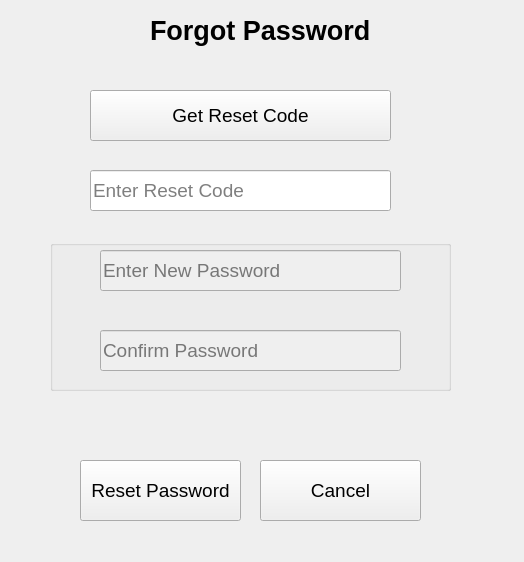
jeanfermaint/LibraryGUI, file forgotpassword.ui: the form before one commit.
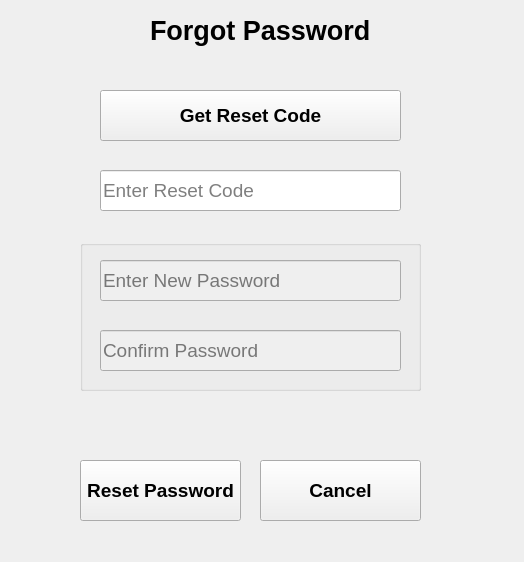
The form after the commit.

What changed in the file:
```diff
--- a/forgotpassword.ui
+++ b/forgotpassword.ui
@@ -28,6 +28,14 @@
      <height>61</height>
     </rect>
    </property>
+   <property name="font">
+    <font>
+     <family>Segoe UI</family>
+     <pointsize>14</pointsize>
+     <weight>75</weight>
+     <bold>true</bold>
+    </font>
+   </property>
    <property name="text">
     <string>Reset Password</string>
    </property>
@@ -35,7 +43,7 @@
   <widget class="QLineEdit" name="lineEdit">
    <property name="geometry">
     <rect>
-     <x>90</x>
+     <x>100</x>
      <y>170</y>
      <width>301</width>
      <height>41</height>
@@ -82,6 +90,14 @@
      <height>61</height>
     </rect>
    </property>
+   <property name="font">
+    <font>
+     <family>Segoe UI</family>
+     <pointsize>14</pointsize>
+     <weight>75</weight>
+     <bold>true</bold>
+    </font>
+   </property>
    <property name="text">
     <string>Cancel</string>
    </property>
@@ -113,9 +129,9 @@
    </property>
    <property name="geometry">
     <rect>
-     <x>50</x>
+     <x>80</x>
      <y>240</y>
-     <width>401</width>
+     <width>341</width>
      <height>151</height>
     </rect>
    </property>
@@ -128,8 +144,8 @@
     </property>
     <property name="geometry">
      <rect>
-      <x>50</x>
-      <y>10</y>
+      <x>20</x>
+      <y>20</y>
       <width>301</width>
       <height>41</height>
      </rect>
@@ -150,7 +166,7 @@
    <widget class="QLineEdit" name="lineEdit_3">
     <property name="geometry">
      <rect>
-      <x>50</x>
+      <x>20</x>
       <y>90</y>
       <width>301</width>
       <height>41</height>
@@ -164,12 +180,20 @@
   <widget class="QPushButton" name="pushButton_3">
    <property name="geometry">
     <rect>
-     <x>90</x>
+     <x>100</x>
      <y>90</y>
      <width>301</width>
      <height>51</height>
     </rect>
    </property>
+   <property name="font">
+    <font>
+     <family>Segoe UI</family>
+     <pointsize>14</pointsize>
+     <weight>75</weight>
+     <bold>true</bold>
+    </font>
+   </property>
    <property name="text">
     <string>Get Reset Code</string>
    </property>
```
